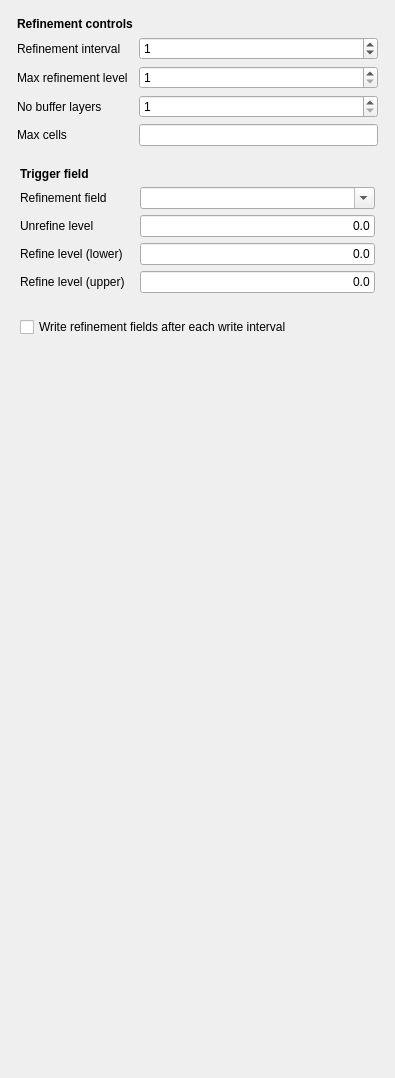
First picture: the form in core/gui/TaskPanelCfdDynamicMeshRefinement.ui, repository jaheyns/CfdOF, before the edit.
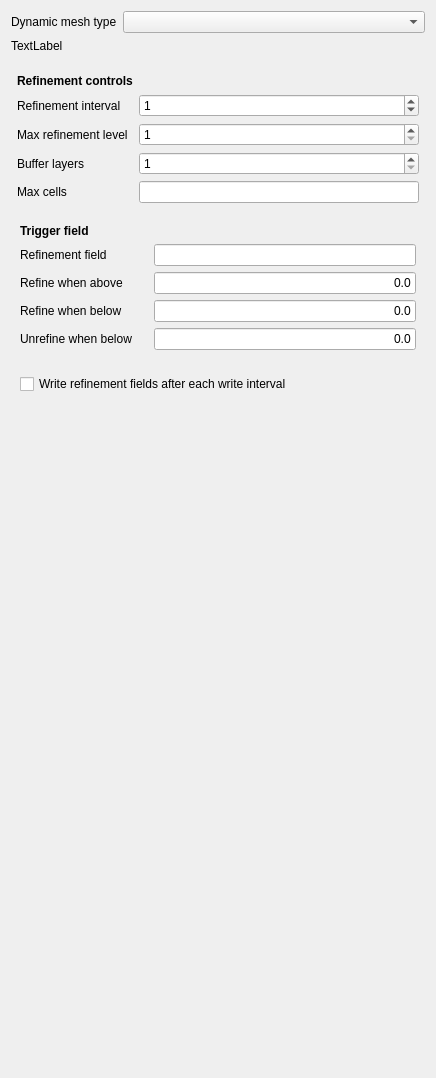
Second picture: the form after the edit. Custom widgets are drawn as their Qt base class.

Commit message: Integrate dynamic mesh refinement into future general dynamic mesh feature

```diff
--- a/core/gui/TaskPanelCfdDynamicMeshRefinement.ui
+++ b/core/gui/TaskPanelCfdDynamicMeshRefinement.ui
@@ -1,19 +1,73 @@
 <?xml version="1.0" encoding="UTF-8"?>
 <ui version="4.0">
- <class>TaskPanelCfdDynamicMeshRefinement</class>
- <widget class="QWidget" name="TaskPanelCfdDynamicMeshRefinement">
+ <class>TaskPanelCfdDynamicMesh</class>
+ <widget class="QWidget" name="TaskPanelCfdDynamicMesh">
   <property name="geometry">
    <rect>
     <x>0</x>
     <y>0</y>
-    <width>395</width>
+    <width>436</width>
     <height>1078</height>
    </rect>
   </property>
   <property name="windowTitle">
-   <string>Dynamic Mesh refinement</string>
+   <string>Dynamic Mesh</string>
   </property>
-  <layout class="QVBoxLayout" name="verticalLayout">
+  <layout class="QGridLayout" name="gridLayout">
+   <item row="3" column="1">
+    <spacer name="verticalSpacer_3">
+     <property name="orientation">
+      <enum>Qt::Vertical</enum>
+     </property>
+     <property name="sizeHint" stdset="0">
+      <size>
+       <width>20</width>
+       <height>40</height>
+      </size>
+     </property>
+    </spacer>
+   </item>
+   <item row="0" column="1">
+    <widget class="QComboBox" name="cb_dynamic_type"/>
+   </item>
+   <item row="0" column="0">
+    <widget class="QLabel" name="label_10">
+     <property name="sizePolicy">
+      <sizepolicy hsizetype="Fixed" vsizetype="Preferred">
+       <horstretch>0</horstretch>
+       <verstretch>0</verstretch>
+      </sizepolicy>
+     </property>
+     <property name="text">
+      <string>Dynamic mesh type</string>
+     </property>
+    </widget>
+   </item>
+   <item row="2" column="0" colspan="2">
+    <widget class="QStackedWidget" name="stackedWidget">
+     <property name="sizePolicy">
+      <sizepolicy hsizetype="Preferred" vsizetype="Fixed">
+       <horstretch>0</horstretch>
+       <verstretch>0</verstretch>
+      </sizepolicy>
+     </property>
+     <property name="currentIndex">
+      <number>0</number>
+     </property>
+     <widget class="QWidget" name="page">
+      <layout class="QVBoxLayout" name="verticalLayout_2">
+       <property name="leftMargin">
+        <number>0</number>
+       </property>
+       <property name="topMargin">
+        <number>9</number>
+       </property>
+       <property name="rightMargin">
+        <number>0</number>
+       </property>
+       <property name="bottomMargin">
+        <number>9</number>
+       </property>
    <item>
     <widget class="QFrame" name="dynamicMeshFrame">
      <property name="sizePolicy">
@@ -67,7 +121,7 @@
       <item row="4" column="1">
        <widget class="QLabel" name="label">
         <property name="text">
-         <string>No buffer layers</string>
+             <string>Buffer layers</string>
         </property>
        </widget>
       </item>
@@ -167,21 +221,20 @@
       <item row="3" column="1">
        <widget class="QLabel" name="label_5">
         <property name="text">
-         <string>Refine level (lower)</string>
+             <string>Refine when above</string>
         </property>
        </widget>
       </item>
-      <item row="4" column="1">
-       <widget class="QLabel" name="label_2">
-        <property name="text">
-         <string>Refine level (upper)</string>
-        </property>
-       </widget>
-      </item>
-      <item row="1" column="1">
-       <widget class="QLabel" name="label_7">
+          <item row="0" column="1">
+           <widget class="QLabel" name="label_6">
+            <property name="font">
+             <font>
+              <weight>75</weight>
+              <bold>true</bold>
+             </font>
+            </property>
         <property name="text">
-         <string>Refinement field</string>
+             <string>Trigger field</string>
         </property>
        </widget>
       </item>
@@ -216,6 +269,13 @@
         </property>
        </widget>
       </item>
+          <item row="4" column="1">
+           <widget class="QLabel" name="label_2">
+            <property name="text">
+             <string>Refine when below</string>
+            </property>
+           </widget>
+          </item>
       <item row="4" column="2" colspan="2">
        <widget class="Gui::InputField" name="if_upper_refinement">
         <property name="sizePolicy">
@@ -247,37 +307,21 @@
         </property>
        </widget>
       </item>
-      <item row="0" column="1">
-       <widget class="QLabel" name="label_6">
-        <property name="font">
-         <font>
-          <weight>75</weight>
-          <bold>true</bold>
-         </font>
-        </property>
+          <item row="1" column="1">
+           <widget class="QLabel" name="label_7">
         <property name="text">
-         <string>Trigger field</string>
+             <string>Refinement field</string>
         </property>
        </widget>
       </item>
-      <item row="1" column="2" colspan="2">
-       <widget class="QComboBox" name="cb_refinement_field">
-        <property name="toolTip">
-         <string>&lt;html&gt;&lt;head/&gt;&lt;body&gt;&lt;p&gt;Solver field on which to base dynamic mesh refinements&lt;/p&gt;&lt;/body&gt;&lt;/html&gt;</string>
-        </property>
-        <property name="editable">
-         <bool>true</bool>
-        </property>
-       </widget>
-      </item>
-      <item row="2" column="1">
+          <item row="6" column="1">
        <widget class="QLabel" name="label_8">
         <property name="text">
-         <string>Unrefine level</string>
+             <string>Unrefine when below</string>
         </property>
        </widget>
       </item>
-      <item row="2" column="2" colspan="2">
+          <item row="6" column="2" colspan="2">
        <widget class="Gui::InputField" name="if_unrefine_level">
         <property name="sizePolicy">
          <sizepolicy hsizetype="Minimum" vsizetype="Fixed">
@@ -308,6 +352,9 @@
         </property>
        </widget>
       </item>
+          <item row="1" column="2" colspan="2">
+           <widget class="QLineEdit" name="le_refinement_field"/>
+          </item>
      </layout>
     </widget>
    </item>
@@ -339,18 +386,19 @@
      </layout>
     </widget>
    </item>
-   <item>
-    <spacer name="verticalSpacer_3">
-     <property name="orientation">
-      <enum>Qt::Vertical</enum>
+      </layout>
+     </widget>
+    </widget>
+   </item>
+   <item row="1" column="0" colspan="2">
+    <widget class="QLabel" name="l_description">
+     <property name="text">
+      <string>TextLabel</string>
      </property>
-     <property name="sizeHint" stdset="0">
-      <size>
-       <width>20</width>
-       <height>40</height>
-      </size>
+     <property name="wordWrap">
+      <bool>true</bool>
      </property>
-    </spacer>
+    </widget>
    </item>
   </layout>
  </widget>
```
Left out of the diff: 9 changed lines with no effect on the pictures. Lines whose indentation alone changed are shown as unchanged. The commit also changes 2 other files.
